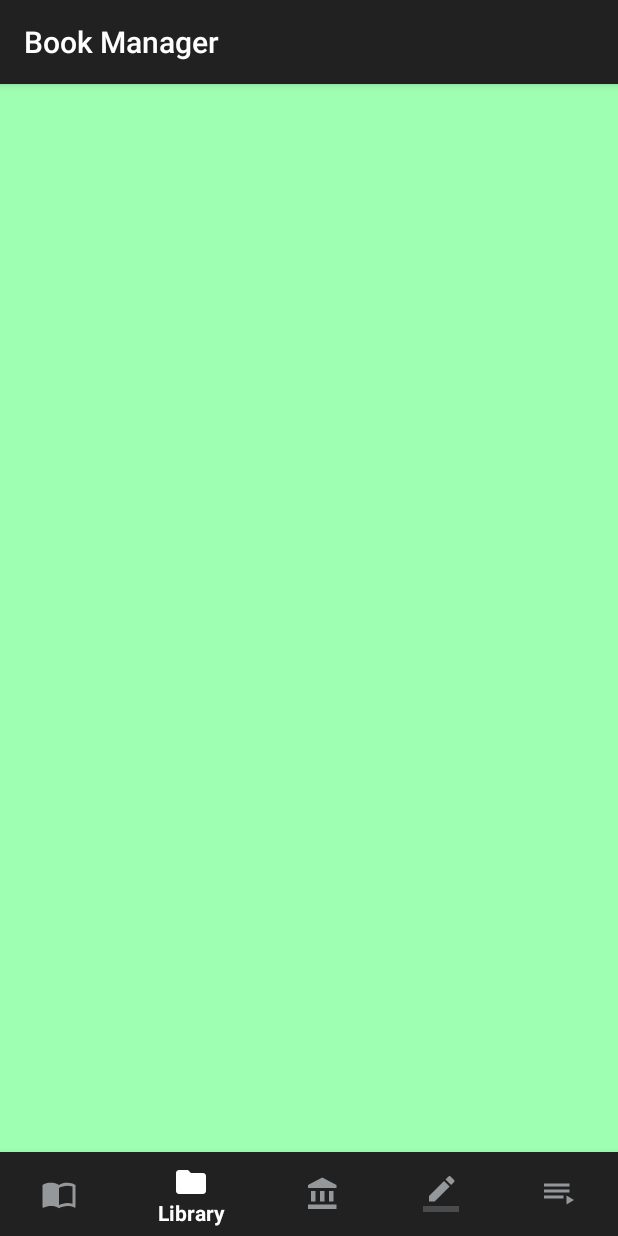
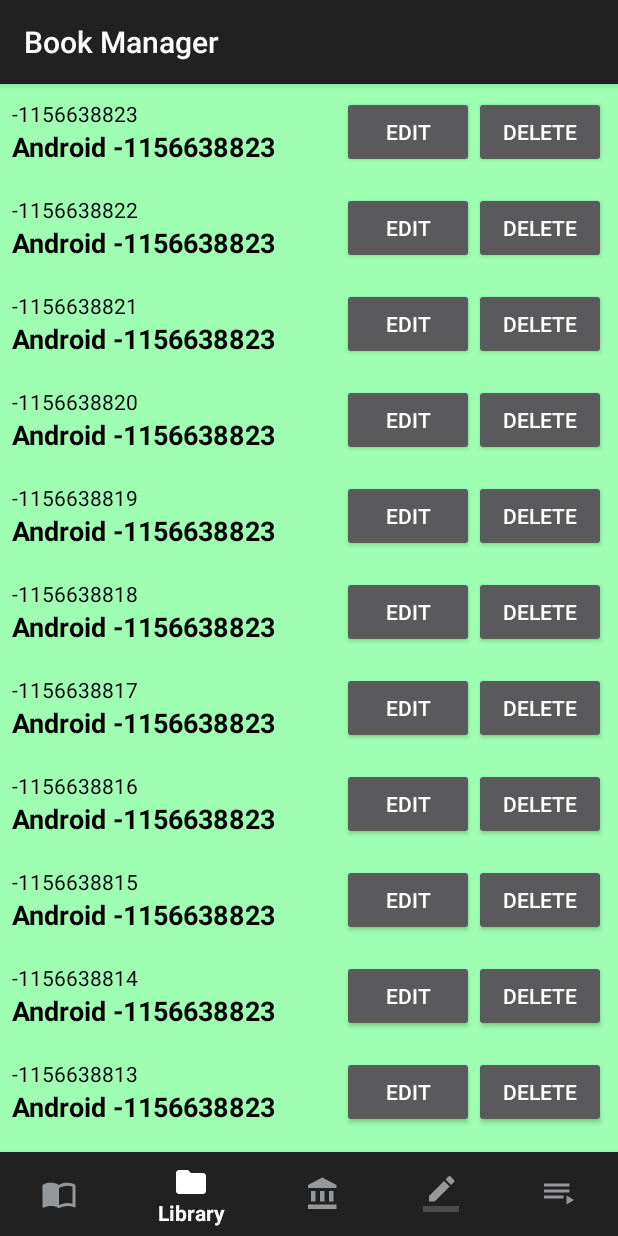
Before and after one commit to huuhuybn/BookManagerMOB, an Android app: the screen it shows after launch (HomeAct), item 2 of the bottom bar chosen, on a phone screen of 412 x 824 dp. Run offline under Robolectric (Android 15) with nearby library versions, the phone set to English and light mode, and no system bars.

Commit message:
Happy COding

```diff
--- a/app/src/main/java/com/example/thanh/android_project_mob204/fragment/LibraryFragment.java
+++ b/app/src/main/java/com/example/thanh/android_project_mob204/fragment/LibraryFragment.java
@@ -4,23 +4,65 @@ import android.os.Bundle;
 import android.support.annotation.NonNull;
 import android.support.annotation.Nullable;
 import android.support.v4.app.Fragment;
+import android.support.v7.widget.LinearLayoutManager;
 import android.support.v7.widget.RecyclerView;
+import android.util.Log;
 import android.view.LayoutInflater;
 import android.view.View;
 import android.view.ViewGroup;
 
 import com.example.thanh.android_project_mob204.R;
+import com.example.thanh.android_project_mob204.adapter.AdapterTypeBook;
+import com.example.thanh.android_project_mob204.database.DatabaseHelper;
+import com.example.thanh.android_project_mob204.sqlitedao.TypeBook;
+import com.example.thanh.android_project_mob204.sqlitedao.TypeBookDAO;
+
+import java.util.List;
+import java.util.Random;
 
 public class LibraryFragment extends Fragment {
 
 
     private RecyclerView lvTypeBooks;
 
+    private AdapterTypeBook adapterTypeBook;
+    private List<TypeBook> typeBooks;
+
+    private LinearLayoutManager linearLayoutManager;
+
+    private DatabaseHelper databaseHelper;
+    private TypeBookDAO typeBookDAO;
+
     @Nullable
     @Override
     public View onCreateView(@NonNull LayoutInflater inflater, @Nullable ViewGroup container, @Nullable Bundle savedInstanceState) {
         View view = inflater.inflate(R.layout.fragment_library, container, false);
         lvTypeBooks = view.findViewById(R.id.lvTypeBooks);
+        databaseHelper = new DatabaseHelper(getActivity());
+        typeBookDAO = new TypeBookDAO(databaseHelper);
+
+        linearLayoutManager = new LinearLayoutManager(getActivity());
+
+        typeBooks = typeBookDAO.getAllTypeBooks();
+
+        for (int i = 0; i < 20; i++) {
+
+            TypeBook typeBook = new TypeBook();
+            typeBook.id = i + new Random().nextInt() + "";
+            typeBook.name = "Android " + new Random().nextInt();
+            typeBook.description = "Hello Moto";
+            typeBook.position = i + "";
+            typeBooks.add(typeBook);
+
+        }
+
+        Log.e("SIZE" , typeBooks.size() + "");
+
+        adapterTypeBook = new AdapterTypeBook(getActivity(), typeBooks, typeBookDAO);
+
+        lvTypeBooks.setLayoutManager(linearLayoutManager);
+
+        lvTypeBooks.setAdapter(adapterTypeBook);
 
 
         return view;
--- a/app/src/main/res/layout/item_type_book.xml
+++ b/app/src/main/res/layout/item_type_book.xml
@@ -16,6 +16,7 @@
         <TextView
             android:id="@+id/tvID"
             android:text="1234"
+            android:textColor="#000000"
             style="@style/Base.TextAppearance.AppCompat.Small"
             android:layout_width="match_parent"
             android:layout_height="wrap_content" />
@@ -25,6 +26,9 @@
             style="@style/Base.TextAppearance.AppCompat.Medium"
             android:textStyle="bold"
             android:text="Phap Luat"
+            android:textColor="#000000"
+            android:maxLines="1"
+            android:ellipsize="end"
             android:id="@+id/tvName"
             android:layout_width="match_parent"
             android:layout_height="wrap_content" />
```
Also changed, not shown: app/src/main/java/com/example/thanh/android_project_mob204/adapter/AdapterTypeBook.java (+101 -2 lines), app/src/main/res/layout/dialog_update_type_book.xml (added, +65 -0 lines).
